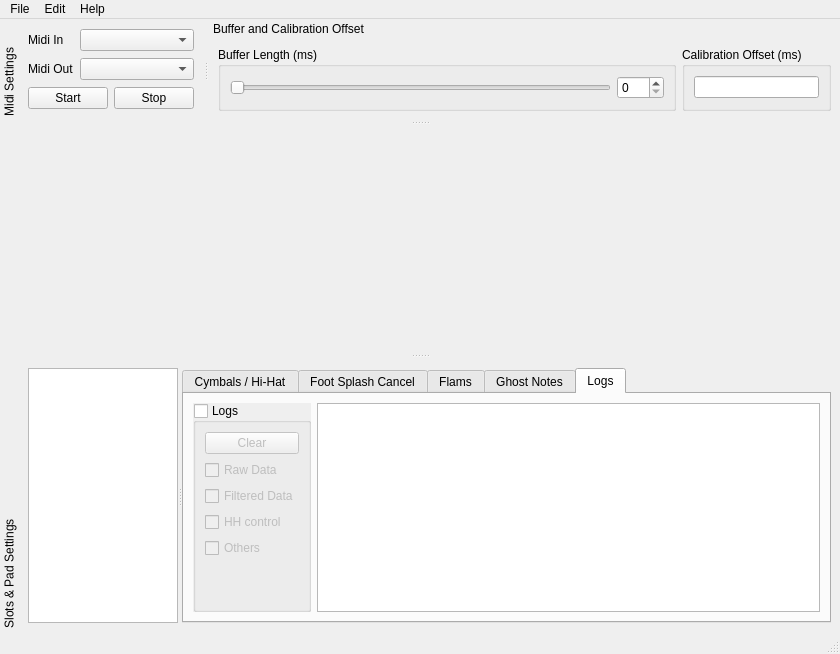
Before: the Qt Designer form src/MainWindow.ui in FromtonRouge/eProDrums, drawn with Qt 5.
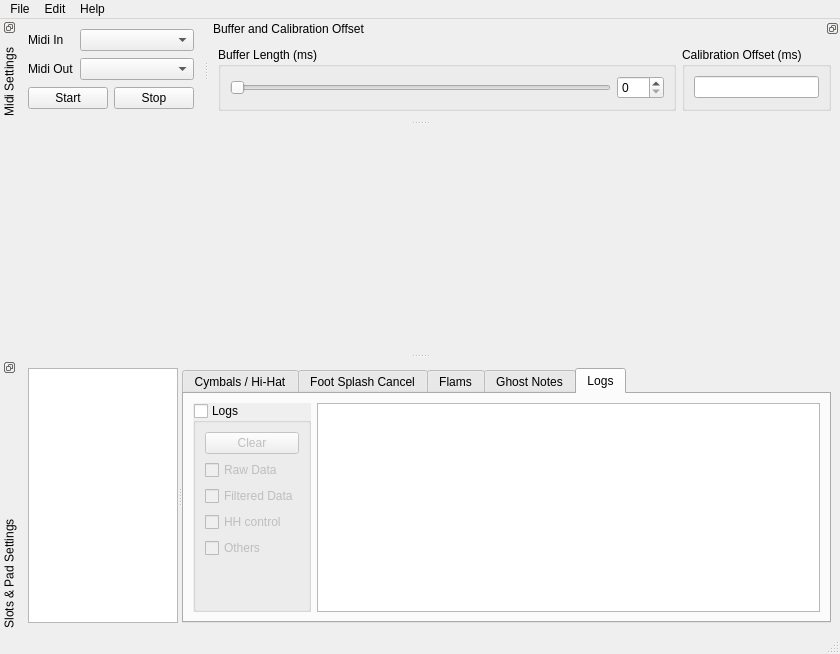
After: the same form once the commit is applied. The open tabs and pages were chosen to show the change. Icons and pictures are not drawn.

Commit message: Floatable docks

Diff of the .ui file:
```diff
--- a/src/MainWindow.ui
+++ b/src/MainWindow.ui
@@ -101,7 +101,7 @@
     </sizepolicy>
    </property>
    <property name="features">
-    <set>QDockWidget::DockWidgetVerticalTitleBar</set>
+    <set>QDockWidget::DockWidgetFloatable|QDockWidget::DockWidgetVerticalTitleBar</set>
    </property>
    <property name="allowedAreas">
     <set>Qt::TopDockWidgetArea</set>
@@ -182,7 +182,7 @@
     <bool>true</bool>
    </property>
    <property name="features">
-    <set>QDockWidget::NoDockWidgetFeatures</set>
+    <set>QDockWidget::DockWidgetFloatable</set>
    </property>
    <property name="allowedAreas">
     <set>Qt::TopDockWidgetArea</set>
@@ -260,7 +260,7 @@
     </sizepolicy>
    </property>
    <property name="features">
-    <set>QDockWidget::DockWidgetVerticalTitleBar</set>
+    <set>QDockWidget::DockWidgetFloatable|QDockWidget::DockWidgetVerticalTitleBar</set>
    </property>
    <property name="allowedAreas">
     <set>Qt::BottomDockWidgetArea</set>
```
Left out of the diff: 4 changed lines with no effect on the pictures.
